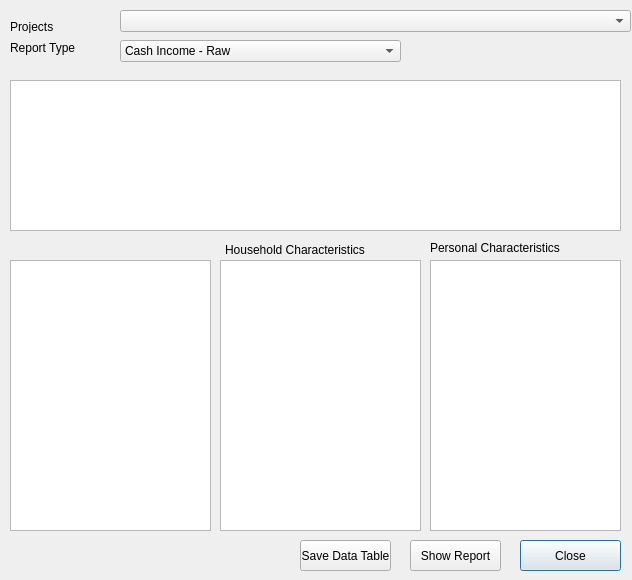
Above: open-ihm/gui/designs/ui_report_householdincome.ui from snim2mirror/openihm before the change. Below: the same form after it.
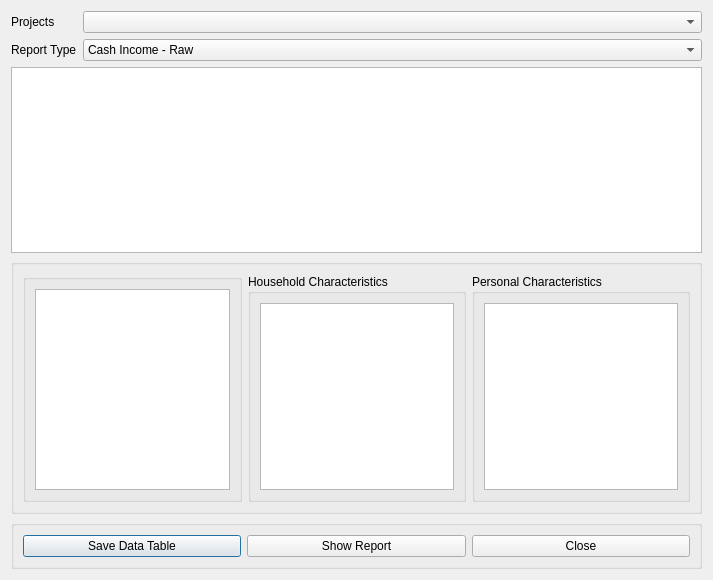
That is the form after the change.

Commit message: Added layout manager to most dialogs. One report and all tabbed dialogs still to go.

Diff of the .ui file:
```diff
--- a/open-ihm/gui/designs/ui_report_householdincome.ui
+++ b/open-ihm/gui/designs/ui_report_householdincome.ui
@@ -6,7 +6,7 @@
    <rect>
     <x>0</x>
     <y>0</y>
-    <width>632</width>
+    <width>713</width>
     <height>580</height>
    </rect>
   </property>
@@ -19,213 +19,191 @@
   <property name="windowTitle">
    <string>Report: Households by Income Source</string>
   </property>
-  <widget class="QComboBox" name="cmbProjects">
-   <property name="geometry">
-    <rect>
-     <x>120</x>
-     <y>10</y>
-     <width>511</width>
-     <height>22</height>
-    </rect>
-   </property>
-  </widget>
-  <widget class="QLabel" name="label">
-   <property name="geometry">
-    <rect>
-     <x>10</x>
-     <y>20</y>
-     <width>46</width>
-     <height>13</height>
-    </rect>
-   </property>
-   <property name="text">
-    <string>Projects</string>
-   </property>
-  </widget>
-  <widget class="QPushButton" name="cmdClose">
-   <property name="geometry">
-    <rect>
-     <x>520</x>
-     <y>540</y>
-     <width>101</width>
-     <height>31</height>
-    </rect>
-   </property>
-   <property name="text">
-    <string>Close</string>
-   </property>
-  </widget>
-  <widget class="QPushButton" name="cmdShowReport">
-   <property name="geometry">
-    <rect>
-     <x>410</x>
-     <y>540</y>
-     <width>91</width>
-     <height>31</height>
-    </rect>
-   </property>
-   <property name="text">
-    <string>Show Report</string>
-   </property>
-  </widget>
-  <widget class="QTreeView" name="treeView">
-   <property name="geometry">
-    <rect>
-     <x>10</x>
-     <y>260</y>
-     <width>201</width>
-     <height>271</height>
-    </rect>
-   </property>
-   <property name="alternatingRowColors">
-    <bool>true</bool>
-   </property>
-   <property name="selectionMode">
-    <enum>QAbstractItemView::MultiSelection</enum>
-   </property>
-   <property name="sortingEnabled">
-    <bool>false</bool>
-   </property>
-  </widget>
-  <widget class="QListView" name="listViewHCharacteristics">
-   <property name="geometry">
-    <rect>
-     <x>220</x>
-     <y>260</y>
-     <width>201</width>
-     <height>271</height>
-    </rect>
-   </property>
-   <property name="alternatingRowColors">
-    <bool>true</bool>
-   </property>
-   <property name="selectionMode">
-    <enum>QAbstractItemView::MultiSelection</enum>
-   </property>
-  </widget>
-  <widget class="QListView" name="listViewPersonalCharacteristics">
-   <property name="geometry">
-    <rect>
-     <x>430</x>
-     <y>260</y>
-     <width>191</width>
-     <height>271</height>
-    </rect>
-   </property>
-   <property name="alternatingRowColors">
-    <bool>true</bool>
-   </property>
-   <property name="selectionMode">
-    <enum>QAbstractItemView::MultiSelection</enum>
-   </property>
-  </widget>
-  <widget class="QLabel" name="label_4">
-   <property name="geometry">
-    <rect>
-     <x>225</x>
-     <y>240</y>
-     <width>141</width>
-     <height>20</height>
-    </rect>
-   </property>
-   <property name="text">
-    <string>Household Characteristics</string>
-   </property>
-  </widget>
-  <widget class="QLabel" name="label_5">
-   <property name="geometry">
-    <rect>
-     <x>430</x>
-     <y>240</y>
-     <width>181</width>
-     <height>16</height>
-    </rect>
-   </property>
-   <property name="text">
-    <string>Personal Characteristics</string>
-   </property>
-  </widget>
-  <widget class="QTreeView" name="treeViewHouseholds">
-   <property name="geometry">
-    <rect>
-     <x>10</x>
-     <y>80</y>
-     <width>611</width>
-     <height>151</height>
-    </rect>
-   </property>
-   <property name="editTriggers">
-    <set>QAbstractItemView::NoEditTriggers</set>
-   </property>
-   <property name="alternatingRowColors">
-    <bool>true</bool>
-   </property>
-   <property name="selectionMode">
-    <enum>QAbstractItemView::MultiSelection</enum>
-   </property>
-   <property name="selectionBehavior">
-    <enum>QAbstractItemView::SelectRows</enum>
-   </property>
-   <property name="sortingEnabled">
-    <bool>true</bool>
-   </property>
-  </widget>
-  <widget class="QPushButton" name="cmdSaveDataTable">
-   <property name="geometry">
-    <rect>
-     <x>300</x>
-     <y>540</y>
-     <width>91</width>
-     <height>31</height>
-    </rect>
-   </property>
-   <property name="text">
-    <string>Save Data Table</string>
-   </property>
-  </widget>
-  <widget class="QComboBox" name="cmbReportType">
-   <property name="geometry">
-    <rect>
-     <x>120</x>
-     <y>40</y>
-     <width>281</width>
-     <height>22</height>
-    </rect>
-   </property>
-   <item>
-    <property name="text">
-     <string>Cash Income - Raw</string>
-    </property>
+  <layout class="QFormLayout" name="formLayout">
+   <item row="0" column="0">
+    <widget class="QLabel" name="label">
+     <property name="text">
+      <string>Projects</string>
+     </property>
+    </widget>
    </item>
-   <item>
-    <property name="text">
-     <string>Cash Income - Standardised</string>
-    </property>
+   <item row="0" column="1">
+    <widget class="QComboBox" name="cmbProjects"/>
    </item>
-   <item>
-    <property name="text">
-     <string>Food Income - Raw</string>
-    </property>
+   <item row="1" column="0">
+    <widget class="QLabel" name="label_2">
+     <property name="text">
+      <string>Report Type</string>
+     </property>
+    </widget>
    </item>
-   <item>
-    <property name="text">
-     <string>Food Income - Standardised</string>
-    </property>
+   <item row="1" column="1">
+    <widget class="QComboBox" name="cmbReportType">
+     <item>
+      <property name="text">
+       <string>Cash Income - Raw</string>
+      </property>
+     </item>
+     <item>
+      <property name="text">
+       <string>Cash Income - Standardised</string>
+      </property>
+     </item>
+     <item>
+      <property name="text">
+       <string>Food Income - Raw</string>
+      </property>
+     </item>
+     <item>
+      <property name="text">
+       <string>Food Income - Standardised</string>
+      </property>
+     </item>
+    </widget>
    </item>
-  </widget>
-  <widget class="QLabel" name="label_2">
-   <property name="geometry">
-    <rect>
-     <x>10</x>
-     <y>40</y>
-     <width>81</width>
-     <height>16</height>
-    </rect>
-   </property>
-   <property name="text">
-    <string>Report Type</string>
-   </property>
-  </widget>
+   <item row="2" column="0" colspan="2">
+    <widget class="QTreeView" name="treeViewHouseholds">
+     <property name="editTriggers">
+      <set>QAbstractItemView::NoEditTriggers</set>
+     </property>
+     <property name="alternatingRowColors">
+      <bool>true</bool>
+     </property>
+     <property name="selectionMode">
+      <enum>QAbstractItemView::MultiSelection</enum>
+     </property>
+     <property name="selectionBehavior">
+      <enum>QAbstractItemView::SelectRows</enum>
+     </property>
+     <property name="sortingEnabled">
+      <bool>true</bool>
+     </property>
+    </widget>
+   </item>
+   <item row="3" column="0" colspan="2">
+    <widget class="QGroupBox" name="groupBox_4">
+     <property name="title">
+      <string/>
+     </property>
+     <layout class="QHBoxLayout" name="horizontalLayout_2">
+      <item>
+       <widget class="QGroupBox" name="groupBox_5">
+        <property name="sizePolicy">
+         <sizepolicy hsizetype="MinimumExpanding" vsizetype="Preferred">
+          <horstretch>0</horstretch>
+          <verstretch>0</verstretch>
+         </sizepolicy>
+        </property>
+        <property name="title">
+         <string/>
+        </property>
+        <layout class="QVBoxLayout" name="verticalLayout_3">
+         <item>
+          <widget class="QTreeView" name="treeView">
+           <property name="sizePolicy">
+            <sizepolicy hsizetype="Maximum" vsizetype="Expanding">
+             <horstretch>0</horstretch>
+             <verstretch>0</verstretch>
+            </sizepolicy>
+           </property>
+           <property name="alternatingRowColors">
+            <bool>true</bool>
+           </property>
+           <property name="selectionMode">
+            <enum>QAbstractItemView::MultiSelection</enum>
+           </property>
+           <property name="sortingEnabled">
+            <bool>false</bool>
+           </property>
+          </widget>
+         </item>
+        </layout>
+       </widget>
+      </item>
+      <item>
+       <widget class="QGroupBox" name="groupBox_2">
+        <property name="sizePolicy">
+         <sizepolicy hsizetype="MinimumExpanding" vsizetype="Preferred">
+          <horstretch>0</horstretch>
+          <verstretch>0</verstretch>
+         </sizepolicy>
+        </property>
+        <property name="title">
+         <string>Household Characteristics</string>
+        </property>
+        <layout class="QVBoxLayout" name="verticalLayout">
+         <item>
+          <widget class="QListView" name="listViewHCharacteristics">
+           <property name="alternatingRowColors">
+            <bool>true</bool>
+           </property>
+           <property name="selectionMode">
+            <enum>QAbstractItemView::MultiSelection</enum>
+           </property>
+          </widget>
+         </item>
+        </layout>
+       </widget>
+      </item>
+      <item>
+       <widget class="QGroupBox" name="groupBox_3">
+        <property name="sizePolicy">
+         <sizepolicy hsizetype="MinimumExpanding" vsizetype="Preferred">
+          <horstretch>0</horstretch>
+          <verstretch>0</verstretch>
+         </sizepolicy>
+        </property>
+        <property name="title">
+         <string>Personal Characteristics</string>
+        </property>
+        <layout class="QVBoxLayout" name="verticalLayout_2">
+         <item>
+          <widget class="QListView" name="listViewPersonalCharacteristics">
+           <property name="alternatingRowColors">
+            <bool>true</bool>
+           </property>
+           <property name="selectionMode">
+            <enum>QAbstractItemView::MultiSelection</enum>
+           </property>
+          </widget>
+         </item>
+        </layout>
+       </widget>
+      </item>
+     </layout>
+    </widget>
+   </item>
+   <item row="4" column="0" colspan="2">
+    <widget class="QGroupBox" name="groupBox">
+     <property name="title">
+      <string/>
+     </property>
+     <layout class="QHBoxLayout" name="horizontalLayout">
+      <item>
+       <widget class="QPushButton" name="cmdSaveDataTable">
+        <property name="text">
+         <string>Save Data Table</string>
+        </property>
+       </widget>
+      </item>
+      <item>
+       <widget class="QPushButton" name="cmdShowReport">
+        <property name="text">
+         <string>Show Report</string>
+        </property>
+       </widget>
+      </item>
+      <item>
+       <widget class="QPushButton" name="cmdClose">
+        <property name="text">
+         <string>Close</string>
+        </property>
+       </widget>
+      </item>
+     </layout>
+    </widget>
+   </item>
+  </layout>
  </widget>
  <tabstops>
   <tabstop>cmbProjects</tabstop>
```
Left out of the diff: 102 changed lines with no effect on the pictures. The commit also changes 97 other files.
